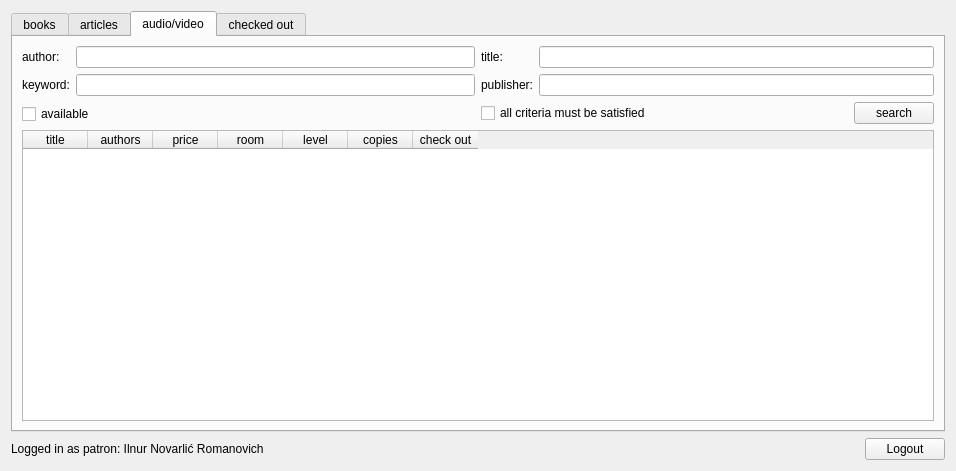
Old version of the form patron.ui in the repository Louie-ru/LMS-INNO.
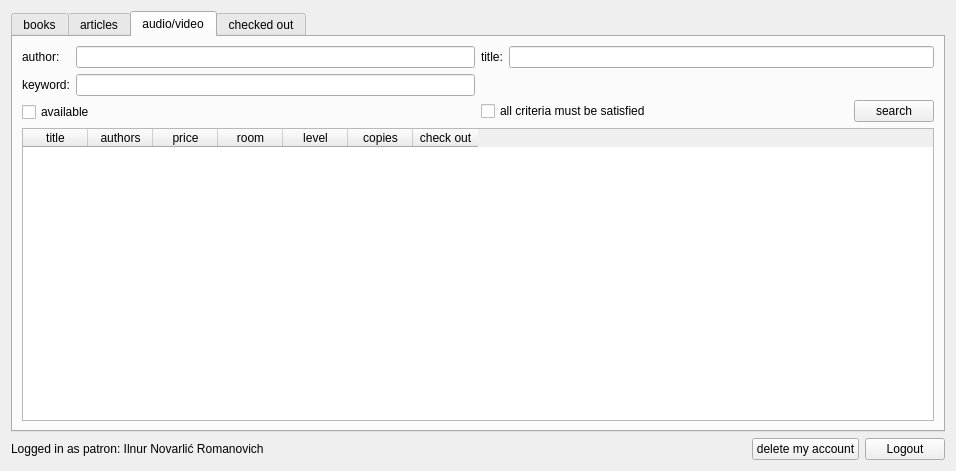
New version of the form. The open tabs and pages were chosen to show the change.

Commit message: patron can delete his account; librarian functions added

```diff
--- a/patron.ui
+++ b/patron.ui
@@ -768,6 +768,9 @@
           <layout class="QVBoxLayout" name="verticalLayout_10">
            <item>
             <layout class="QFormLayout" name="formLayout_4">
+             <property name="fieldGrowthPolicy">
+              <enum>QFormLayout::AllNonFixedFieldsGrow</enum>
+             </property>
              <item row="0" column="0">
               <widget class="QLabel" name="label_22">
                <property name="text">
@@ -778,16 +781,6 @@
              <item row="0" column="1">
               <widget class="QLineEdit" name="line_title_va"/>
              </item>
-             <item row="1" column="0">
-              <widget class="QLabel" name="label_25">
-               <property name="text">
-                <string>publisher:</string>
-               </property>
-              </widget>
-             </item>
-             <item row="1" column="1">
-              <widget class="QLineEdit" name="line_publisher_va"/>
-             </item>
             </layout>
            </item>
            <item>
@@ -1163,6 +1156,13 @@
        </property>
       </spacer>
      </item>
+     <item>
+      <widget class="QPushButton" name="button_delete_account">
+       <property name="text">
+        <string>delete my account</string>
+       </property>
+      </widget>
+     </item>
      <item>
       <widget class="QPushButton" name="button_logout">
        <property name="text">
```
Left out of the diff: 6 changed lines with no effect on the pictures. The commit also changes 5 other files.
